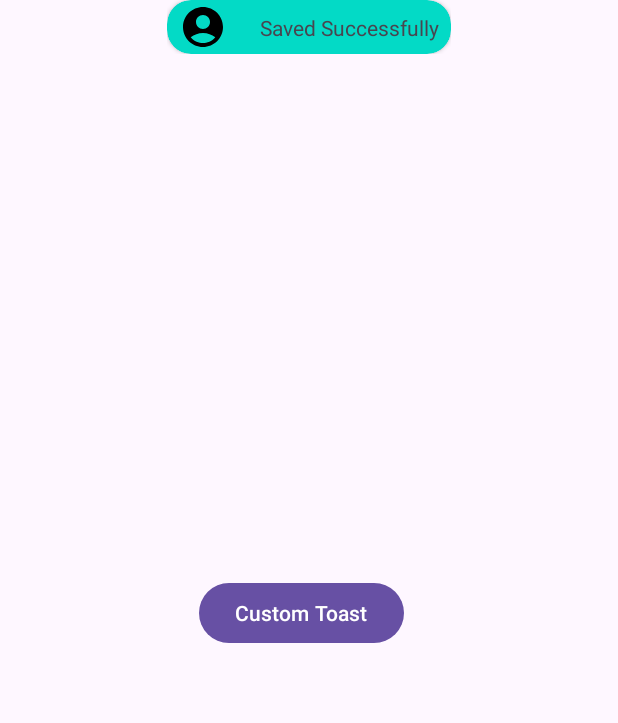
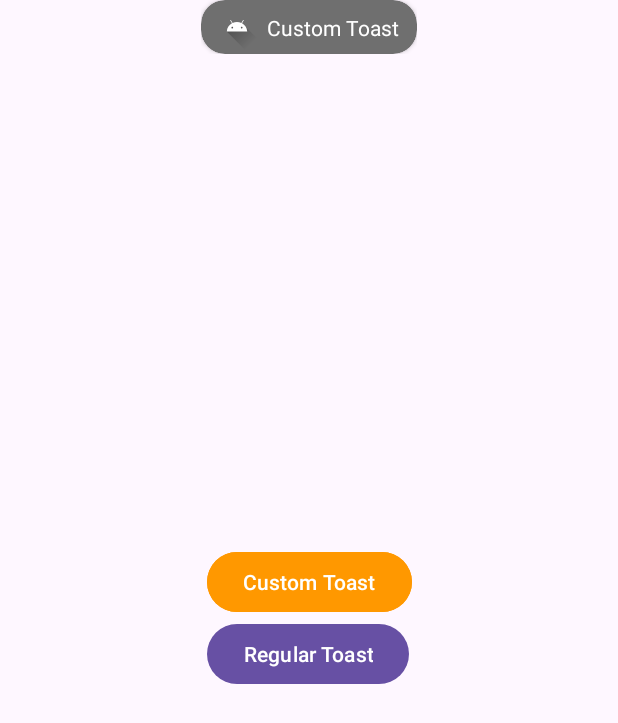
Before and after one commit to OGDrc22/Custom-Toast, an Android app: the screen it shows after launch (MainActivity), after a tap on "Custom Toast", on a phone screen of 412 x 824 dp. Shown: the top 723 px of the screen. Run offline under Robolectric (Android 15) with nearby library versions, the phone set to English and light mode, and no system bars.

Commit message:
add comparison

```diff
--- a/app/src/main/java/com/example/toast/MainActivity.java
+++ b/app/src/main/java/com/example/toast/MainActivity.java
@@ -3,6 +3,7 @@ package com.example.toast;
 import android.os.Bundle;
 import android.view.View;
 import android.widget.Button;
+import android.widget.Toast;
 
 import androidx.activity.EdgeToEdge;
 import androidx.appcompat.app.AppCompatActivity;
@@ -12,6 +13,7 @@ import androidx.core.view.WindowInsetsCompat;
 
 public class MainActivity extends AppCompatActivity {
 
+    private Button button, button2;
     @Override
     protected void onCreate(Bundle savedInstanceState) {
         super.onCreate(savedInstanceState);
@@ -23,12 +25,19 @@ public class MainActivity extends AppCompatActivity {
             return insets;
         });
 
-        Button button = findViewById(R.id.button);
+        button = findViewById(R.id.button);
         button.setOnClickListener(new View.OnClickListener() {
             @Override
             public void onClick(View v) {
                 ToastMethod toastMethod = new ToastMethod(MainActivity.this);
-                toastMethod.showNotification("Saved Successfully", R.drawable.baseline_account_circle_24);
+                toastMethod.showNotification("Custom Toast", R.drawable.ic_launcher_foreground);
+            }
+        });
+        button2 = findViewById(R.id.button2);
+        button2.setOnClickListener(new View.OnClickListener() {
+            @Override
+            public void onClick(View v) {
+                Toast.makeText(MainActivity.this, "Regular Toast", Toast.LENGTH_SHORT).show();
             }
         });
     }
--- a/app/src/main/res/layout/activity_main.xml
+++ b/app/src/main/res/layout/activity_main.xml
@@ -8,17 +8,29 @@
     android:layout_gravity="center_vertical"
     tools:context=".MainActivity">
 
-    <Button
-        android:id="@+id/button"
+    <LinearLayout
+        android:id="@+id/linearLayout"
         android:layout_width="wrap_content"
         android:layout_height="wrap_content"
-        android:layout_marginStart="155dp"
-        android:layout_marginTop="338dp"
-        android:layout_marginEnd="165dp"
-        android:layout_marginBottom="345dp"
-        android:text="Custom Toast"
+        android:orientation="vertical"
         app:layout_constraintBottom_toBottomOf="parent"
         app:layout_constraintEnd_toEndOf="parent"
         app:layout_constraintStart_toStartOf="parent"
-        app:layout_constraintTop_toTopOf="parent" />
+        app:layout_constraintTop_toTopOf="parent">
+
+        <Button
+            android:id="@+id/button"
+            android:layout_width="wrap_content"
+            android:layout_height="wrap_content"
+            android:text="Custom Toast"
+            android:backgroundTint="@color/cl2"/>
+
+        <Button
+            android:id="@+id/button2"
+            android:layout_width="wrap_content"
+            android:layout_height="wrap_content"
+            android:text="Regular Toast" />
+
+    </LinearLayout>
+
 </androidx.constraintlayout.widget.ConstraintLayout>
--- a/app/src/main/res/layout/in_app_notification.xml
+++ b/app/src/main/res/layout/in_app_notification.xml
@@ -9,7 +9,7 @@
     <androidx.cardview.widget.CardView
         android:layout_width="wrap_content"
         android:layout_height="wrap_content"
-        app:cardBackgroundColor="@color/design_default_color_secondary"
+        app:cardBackgroundColor="@color/cl1"
         app:cardCornerRadius="16dp"
         app:layout_constraintEnd_toEndOf="parent"
         app:layout_constraintStart_toStartOf="parent"
@@ -34,8 +34,10 @@
                 android:id="@+id/notificationTextView"
                 android:layout_width="wrap_content"
                 android:layout_height="wrap_content"
+                android:layout_margin="4dp"
                 android:layout_marginStart="22dp"
                 android:text="TextView"
+                android:textColor="@color/white"
                 app:layout_constraintBottom_toBottomOf="@+id/imageView"
                 app:layout_constraintEnd_toEndOf="parent"
                 app:layout_constraintStart_toEndOf="@+id/imageView"
--- a/app/src/main/res/values/colors.xml
+++ b/app/src/main/res/values/colors.xml
@@ -2,4 +2,6 @@
 <resources>
     <color name="black">#FF000000</color>
     <color name="white">#FFFFFFFF</color>
+    <color name="cl1">#6F6F6F</color>
+    <color name="cl2">#FF9800</color>
 </resources>
```
